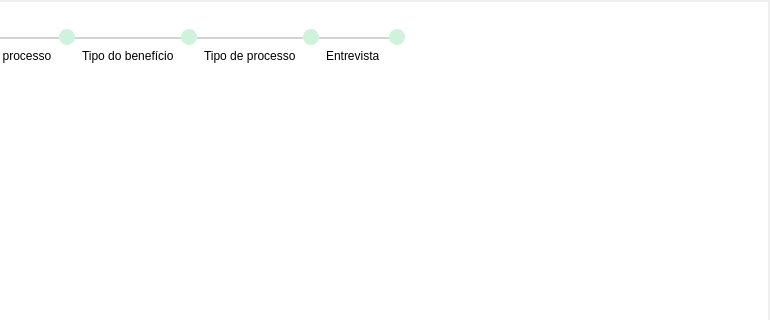
Old version of the form Design/UI/newEntrevistaPrincipal.ui in the repository newprev/PrevCliente; both pictures show x 378 to 1148 and y 0 to 320 of the 1148 by 568 pixel window.
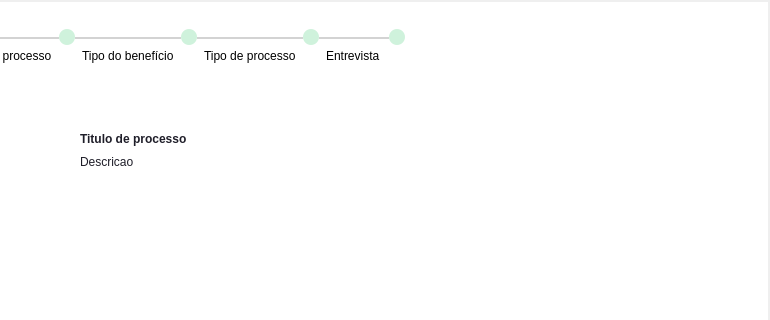
New version of the form. The open tabs and pages were chosen to show the change. Icons and pictures are not drawn.

Commit message:
Adição de tela na entrevista
- Adição de botões e funcionalidades do tipo de processo na entrevista

```diff
--- a/Design/UI/newEntrevistaPrincipal.ui
+++ b/Design/UI/newEntrevistaPrincipal.ui
@@ -780,18 +780,18 @@
 }
 
 /*-------------------------------------------  Widget --------------------------------------------*/
-#pgNatureza, #pgTpBeneficio, #pgBancarias {
+#pgNatureza, #pgTpBeneficio, #pgTpProcesso {
 	background-color: white;
 }
 
 /*-------------------------------------------  Label --------------------------------------------*/
-#lbTituloNatureza, #lbTituloTpBeneficio  {
+#lbTituloNatureza, #lbTituloTpBeneficio, #lbTituloTpProcesso  {
 	font: 14pt &quot;Avenir LT Std&quot;;
 	color: #1F1E29;
 	font-weight: 750;
 }
 
-#lbDescNatureza, #lbDescTpBeneficio {
+#lbDescNatureza, #lbDescTpBeneficio, #lbDescTpProcesso {
 	font: 11pt &quot;Avenir LT Std&quot;;
 	color: #1F1E29;
 }
@@ -1293,13 +1293,92 @@
               <number>16</number>
              </property>
              <item row="0" column="0">
-              <widget class="QFrame" name="frame_13">
+              <widget class="QFrame" name="frTpProcessoPrincipal">
+               <property name="maximumSize">
+                <size>
+                 <width>600</width>
+                 <height>16777215</height>
+                </size>
+               </property>
                <property name="frameShape">
                 <enum>QFrame::NoFrame</enum>
                </property>
                <property name="frameShadow">
                 <enum>QFrame::Raised</enum>
                </property>
+               <layout class="QVBoxLayout" name="verticalLayout_22">
+                <item>
+                 <layout class="QVBoxLayout" name="vlTpProcesso">
+                  <property name="sizeConstraint">
+                   <enum>QLayout::SetFixedSize</enum>
+                  </property>
+                 </layout>
+                </item>
+                <item>
+                 <spacer name="verticalSpacer_12">
+                  <property name="orientation">
+                   <enum>Qt::Vertical</enum>
+                  </property>
+                  <property name="sizeType">
+                   <enum>QSizePolicy::Fixed</enum>
+                  </property>
+                  <property name="sizeHint" stdset="0">
+                   <size>
+                    <width>20</width>
+                    <height>20</height>
+                   </size>
+                  </property>
+                 </spacer>
+                </item>
+                <item>
+                 <widget class="QLabel" name="lbTituloTpProcesso">
+                  <property name="minimumSize">
+                   <size>
+                    <width>0</width>
+                    <height>20</height>
+                   </size>
+                  </property>
+                  <property name="maximumSize">
+                   <size>
+                    <width>16777215</width>
+                    <height>40</height>
+                   </size>
+                  </property>
+                  <property name="text">
+                   <string>Titulo de processo</string>
+                  </property>
+                 </widget>
+                </item>
+                <item>
+                 <widget class="QLabel" name="lbDescTpProcesso">
+                  <property name="sizePolicy">
+                   <sizepolicy hsizetype="Preferred" vsizetype="Fixed">
+                    <horstretch>0</horstretch>
+                    <verstretch>0</verstretch>
+                   </sizepolicy>
+                  </property>
+                  <property name="text">
+                   <string>Descricao</string>
+                  </property>
+                  <property name="wordWrap">
+                   <bool>true</bool>
+                  </property>
+                 </widget>
+                </item>
+                <item>
+                 <spacer name="verticalSpacer_13">
+                  <property name="orientation">
+                   <enum>Qt::Vertical</enum>
+                  </property>
+                  <property name="sizeHint" stdset="0">
+                   <size>
+                    <width>20</width>
+                    <height>351</height>
+                   </size>
+                  </property>
+                 </spacer>
+                </item>
+               </layout>
               </widget>
              </item>
             </layout>
```
Left out of the diff: 2 changed lines with no effect on the pictures. The commit also changes 8 other files.
